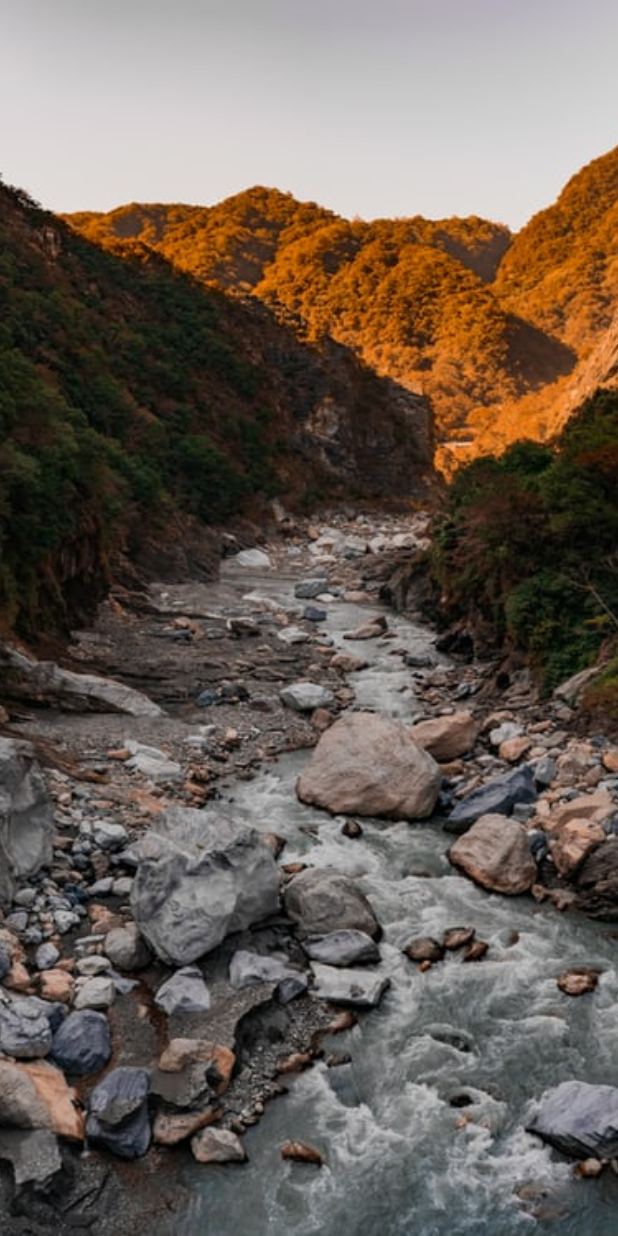
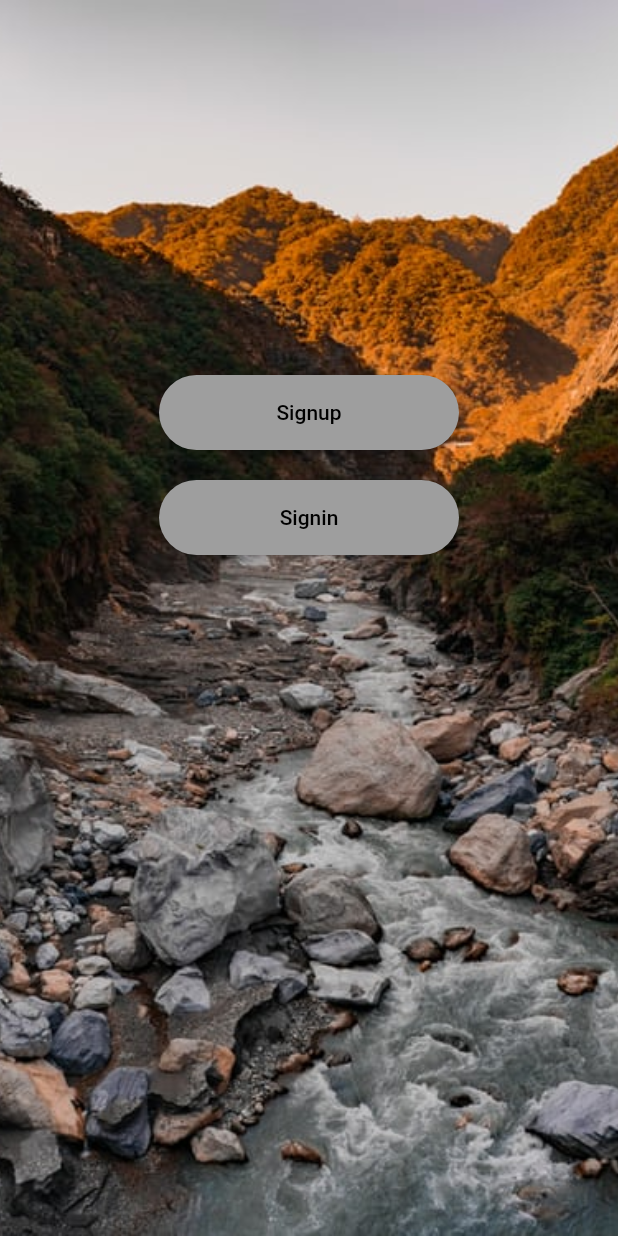
Before and after one commit to Abhishek-J111/Travel-Perfect, a Flutter app: the screen it shows after launch, on a phone screen of 412 x 824 dp. Run offline on Flutter 3.47's test engine with Material 2 defaults, Android fonts, the phone set to English and light mode, and no system bars.

Commit message:
Signup/signin ui and Signup woking

```diff
--- a/lib/Homepage.dart
+++ b/lib/Homepage.dart
@@ -26,6 +26,7 @@ return Container(
 }
 class  Homepageless extends StatelessWidget {
    final String name,email,phoneno;
+
     Homepageless(
         {
           Key key,
@@ -39,7 +40,8 @@ class  Homepageless extends StatelessWidget {
 
   @override
   Widget build(BuildContext context) {
-    return Container(
+    return Scaffold(
+      body:Homepage()
 
     );
   }
@@ -53,6 +55,8 @@ class Homepage extends StatefulWidget {
 }
 
 class _HomepageState extends State<Homepage> {
+
+
 
   //AssetImage annapurna = AssetImage("images/anna.jpeg");
 
--- a/lib/Login-Signup.dart
+++ /dev/null
@@ -1,24 +0,0 @@
-import 'package:flutter/material.dart';
-
-class LoginSignup extends StatefulWidget {
-  @override
-  _LoginSignupState createState() => _LoginSignupState();
-}
-
-class _LoginSignupState extends State<LoginSignup> {
-
-     @override
-  Widget build(BuildContext context) {
-    return new Scaffold(
-      body: new Container(
-        decoration: new BoxDecoration(
-          image: new DecorationImage(
-            image: new AssetImage("images/login-signup.jpeg"),
-            fit: BoxFit.cover,
-          ),
-        ),
-        child: null /* add child content content here */,
-      ),
-    );
-  }
-}
--- /dev/null
+++ b/lib/LoginSignup.dart
@@ -0,0 +1,106 @@
+
+import 'package:flutter/material.dart';
+import 'package:travelperfect/Signup.dart';
+
+
+class LoginSignup extends StatefulWidget {
+  @override
+  _LoginSignupState createState() => _LoginSignupState();
+}
+
+class _LoginSignupState extends State<LoginSignup> {
+
+  _Signup()
+     {
+       Navigator.push(context,
+        MaterialPageRoute(
+          builder: (context) => SignupPage()));
+     }
+ @override
+  Widget build(BuildContext context) {
+    return new Scaffold(
+     body: Container(
+
+         decoration: new BoxDecoration(
+          image: new DecorationImage(
+            image: new AssetImage("images/login-signup.jpeg"),
+            fit: BoxFit.cover,
+          ),
+        ),
+
+         child: Center(
+           child: Container(
+                      child: Center(
+                        child: Column(
+                          children: <Widget>[
+                             Center(
+                               child: Padding(
+                                 padding: const EdgeInsets.fromLTRB(0.0,250.0,0.0,0.0),
+                                 child: ButtonTheme(
+                                   height: 50.0,
+                                   minWidth: 200.0,
+                                   buttonColor: Colors.grey,
+                                                                    child: RaisedButton(  //Button for signup
+                                         onPressed: _Signup,
+
+                                         child:  Text('Signup',
+                                              textAlign: TextAlign.center,
+                                              style: TextStyle(color:Colors.black),
+                                              ),
+                                          shape: RoundedRectangleBorder(
+                                            borderRadius:BorderRadius.circular(40.0)
+                                          ),
+                                        ),
+                                 ),
+                               ),
+                             ),
+
+
+                              Center(
+                                child: Padding(
+                                  padding: const EdgeInsets.fromLTRB(0.0,20.0,0.0,0.0),
+                                  child: ButtonTheme(
+                                     height: 50.0,
+                                     minWidth: 200.0,
+                                     buttonColor: Colors.grey,
+
+
+                                      child: RaisedButton(
+                                      onPressed: () {},
+                                        child:  Text('Signin',
+                                              textAlign: TextAlign.center,
+                                              style: TextStyle(color:Colors.black),
+                                              ),
+                                          shape: RoundedRectangleBorder(
+                                            borderRadius:BorderRadius.circular(40.0)
+                                          ),
+                                        ),
+                                  ),
+                                ),
+                              ),
+
+
+
+                          ],
+                        ),
+
+
+             ),
+
+           ),
+
+         ),
+
+
+
+
+     ),
+
+
+
+    );
+
+
+  }
+
+}
--- a/lib/main.dart
+++ b/lib/main.dart
@@ -1,6 +1,6 @@
 import 'package:flutter/material.dart';
 //import 'Homepage.dart';
-import 'Login-Signup.dart';
+import 'LoginSignup.dart';
 //import 'Signup.dart';
 
 
```
